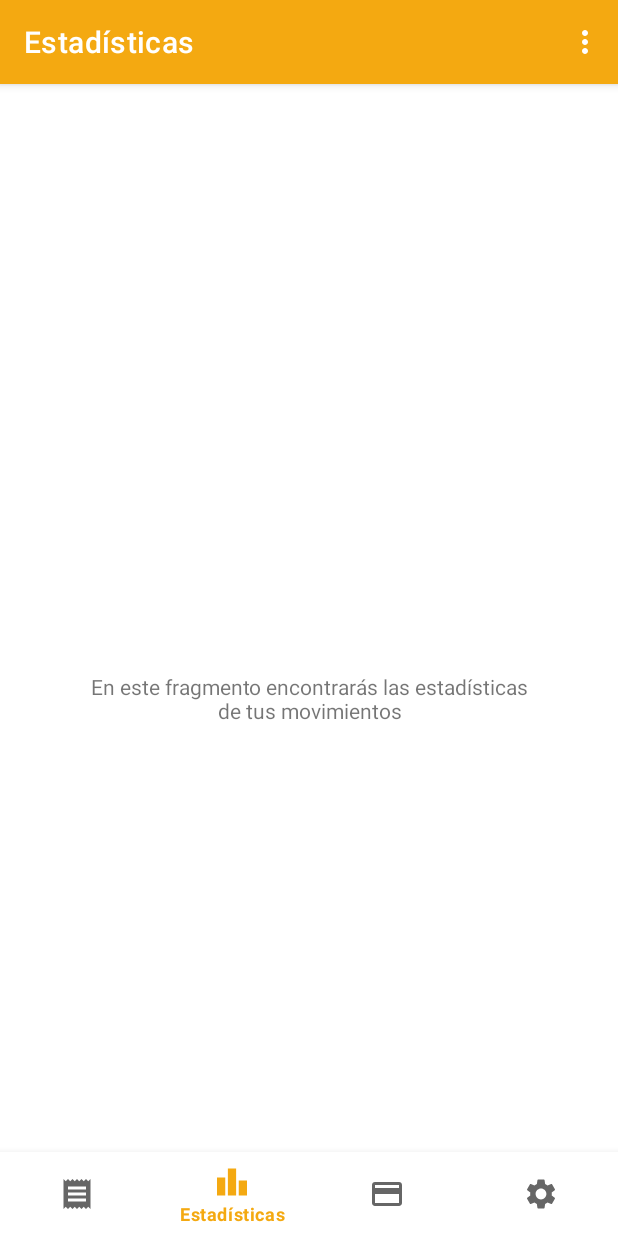
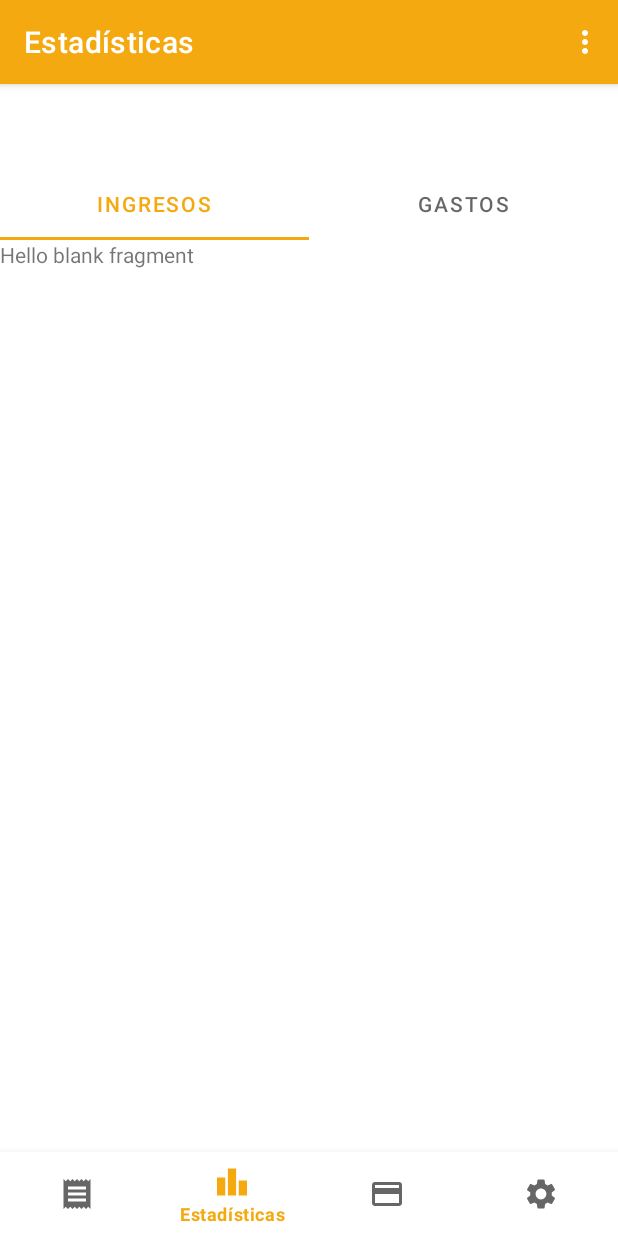
Before and after one commit to JuanRios66/My_Finances, an Android app: the estadisticas_fragment screen opened through its navigation route, on a phone screen of 412 x 824 dp. Run offline under Robolectric (Android 15) with nearby library versions, the phone set to English and light mode, and no system bars; our stand-ins replace navigation-ui.

Commit message:
Se implementaron los tabs en las secciones de registro y estadisticas

```diff
--- a/app/src/main/AndroidManifest.xml
+++ b/app/src/main/AndroidManifest.xml
@@ -9,8 +9,8 @@
         android:roundIcon="@mipmap/ic_launcher_round"
         android:supportsRtl="true"
         android:theme="@style/Theme.MyFinances">
-        <activity android:name=".RegisterActivity"/>
-        <activity android:name=".LoginActivity"/>
+        <activity android:name=".RegisterActivity" />
+        <activity android:name=".LoginActivity" />
         <activity android:name=".SplashActivity">
             <intent-filter>
                 <action android:name="android.intent.action.MAIN" />
@@ -18,7 +18,7 @@
                 <category android:name="android.intent.category.LAUNCHER" />
             </intent-filter>
         </activity>
-        <activity android:name=".MainActivity"/>
+        <activity android:name=".MainActivity" />
     </application>
 
 </manifest>
--- /dev/null
+++ b/app/src/main/java/com/juanrios66/myfinances/diario_fragment.kt
@@ -0,0 +1,21 @@
+package com.juanrios66.myfinances
+
+import android.os.Bundle
+import android.view.LayoutInflater
+import android.view.View
+import android.view.ViewGroup
+import androidx.fragment.app.Fragment
+import com.juanrios66.myfinances.databinding.FragmentDiarioBinding
+
+class diario_fragment : Fragment() {
+    private lateinit var diarioBinding: FragmentDiarioBinding
+
+    override fun onCreateView(
+        inflater: LayoutInflater,
+        container: ViewGroup?,
+        savedInstanceState: Bundle?
+    ): View? {
+        diarioBinding = FragmentDiarioBinding.inflate(inflater, container, false)
+        return diarioBinding.root
+    }
+}
--- a/app/src/main/java/com/juanrios66/myfinances/estadisticas_fragment.kt
+++ b/app/src/main/java/com/juanrios66/myfinances/estadisticas_fragment.kt
@@ -5,9 +5,13 @@ import android.view.LayoutInflater
 import android.view.View
 import android.view.ViewGroup
 import androidx.fragment.app.Fragment
+import androidx.viewpager.widget.ViewPager
+import com.google.android.material.tabs.TabLayout
 import com.juanrios66.myfinances.databinding.FragmentEstadisticasBinding
+import com.juanrios66.myfinances.ui.main.SectionsEstadisticasPagerAdapter
 
 class estadisticas_fragment : Fragment() {
+
     private lateinit var estadisticasBinding: FragmentEstadisticasBinding
 
     override fun onCreateView(
@@ -18,4 +22,14 @@ class estadisticas_fragment : Fragment() {
         estadisticasBinding = FragmentEstadisticasBinding.inflate(inflater, container, false)
         return estadisticasBinding.root
     }
+
+    override fun onViewCreated(view: View, savedInstanceState: Bundle?) {
+        val sectionsPagerAdapter = SectionsEstadisticasPagerAdapter(this, childFragmentManager)
+        val viewPager: ViewPager = view.findViewById(R.id.view_pager)
+        viewPager.adapter = sectionsPagerAdapter
+        val tabs: TabLayout = view.findViewById(R.id.tabs)
+        tabs.setupWithViewPager(viewPager)
+    }
+
+
 }
--- /dev/null
+++ b/app/src/main/java/com/juanrios66/myfinances/gastos_fragment.kt
@@ -0,0 +1,21 @@
+package com.juanrios66.myfinances
+
+import android.os.Bundle
+import android.view.LayoutInflater
+import android.view.View
+import android.view.ViewGroup
+import androidx.fragment.app.Fragment
+import com.juanrios66.myfinances.databinding.FragmentGastosBinding
+
+class gastos_fragment : Fragment() {
+    private lateinit var gastosBinding: FragmentGastosBinding
+
+    override fun onCreateView(
+        inflater: LayoutInflater,
+        container: ViewGroup?,
+        savedInstanceState: Bundle?
+    ): View? {
+        gastosBinding = FragmentGastosBinding.inflate(inflater, container, false)
+        return gastosBinding.root
+    }
+}
--- /dev/null
+++ b/app/src/main/java/com/juanrios66/myfinances/ingresos_fragment.kt
@@ -0,0 +1,21 @@
+package com.juanrios66.myfinances
+
+import android.os.Bundle
+import android.view.LayoutInflater
+import android.view.View
+import android.view.ViewGroup
+import androidx.fragment.app.Fragment
+import com.juanrios66.myfinances.databinding.FragmentIngresosBinding
+
+class ingresos_fragment : Fragment() {
+    private lateinit var ingresosBinding: FragmentIngresosBinding
+
+    override fun onCreateView(
+        inflater: LayoutInflater,
+        container: ViewGroup?,
+        savedInstanceState: Bundle?
+    ): View? {
+        ingresosBinding = FragmentIngresosBinding.inflate(inflater, container, false)
+        return ingresosBinding.root
+    }
+}
--- a/app/src/main/java/com/juanrios66/myfinances/registro_fragment.kt
+++ b/app/src/main/java/com/juanrios66/myfinances/registro_fragment.kt
@@ -5,9 +5,13 @@ import android.view.LayoutInflater
 import android.view.View
 import android.view.ViewGroup
 import androidx.fragment.app.Fragment
+import androidx.viewpager.widget.ViewPager
+import com.google.android.material.tabs.TabLayout
 import com.juanrios66.myfinances.databinding.FragmentRegistroBinding
+import com.juanrios66.myfinances.ui.main.SectionsRegistroPagerAdapter
 
 class registro_fragment : Fragment() {
+
     private lateinit var registroBinding: FragmentRegistroBinding
 
     override fun onCreateView(
@@ -18,4 +22,12 @@ class registro_fragment : Fragment() {
         registroBinding = FragmentRegistroBinding.inflate(inflater, container, false)
         return registroBinding.root
     }
+
+    override fun onViewCreated(view: View, savedInstanceState: Bundle?) {
+        val sectionsPagerAdapter = SectionsRegistroPagerAdapter(this, childFragmentManager)
+        val viewPager: ViewPager = view.findViewById(R.id.view_pager)
+        viewPager.adapter = sectionsPagerAdapter
+        val tabs: TabLayout = view.findViewById(R.id.tabs)
+        tabs.setupWithViewPager(viewPager)
+    }
 }
--- /dev/null
+++ b/app/src/main/java/com/juanrios66/myfinances/semanal_fragment.kt
@@ -0,0 +1,21 @@
+package com.juanrios66.myfinances
+
+import android.os.Bundle
+import android.view.LayoutInflater
+import android.view.View
+import android.view.ViewGroup
+import androidx.fragment.app.Fragment
+import com.juanrios66.myfinances.databinding.FragmentSemanalBinding
+
+class semanal_fragment : Fragment() {
+    private lateinit var semanalBinding: FragmentSemanalBinding
+
+    override fun onCreateView(
+        inflater: LayoutInflater,
+        container: ViewGroup?,
+        savedInstanceState: Bundle?
+    ): View? {
+        semanalBinding = FragmentSemanalBinding.inflate(inflater, container, false)
+        return semanalBinding.root
+    }
+}
--- /dev/null
+++ b/app/src/main/java/com/juanrios66/myfinances/ui/main/SectionsEstadisticasPagerAdapter.kt
@@ -0,0 +1,42 @@
+package com.juanrios66.myfinances.ui.main
+
+import androidx.fragment.app.Fragment
+import androidx.fragment.app.FragmentManager
+import androidx.fragment.app.FragmentPagerAdapter
+import androidx.fragment.app.FragmentStatePagerAdapter
+import com.juanrios66.myfinances.R
+import com.juanrios66.myfinances.estadisticas_fragment
+import com.juanrios66.myfinances.gastos_fragment
+import com.juanrios66.myfinances.ingresos_fragment
+
+private val TAB_TITLES = arrayOf(
+    R.string.ingresos,
+    R.string.gastos
+)
+
+/**
+ * A [FragmentPagerAdapter] that returns a fragment corresponding to
+ * one of the sections/tabs/pages.
+ */
+class SectionsEstadisticasPagerAdapter(
+    private val context: estadisticas_fragment,
+    fm: FragmentManager
+) :
+    FragmentStatePagerAdapter(fm) {
+
+    override fun getItem(position: Int): Fragment {
+        when (position) {
+            0 -> return ingresos_fragment()
+            else -> return gastos_fragment()
+        }
+    }
+
+    override fun getPageTitle(position: Int): CharSequence? {
+        return context.resources.getString(TAB_TITLES[position])
+    }
+
+    override fun getCount(): Int {
+        // Show 2 total pages.
+        return 2
+    }
+}
--- a/app/src/main/java/com/juanrios66/myfinances/ui/main/SectionsPagerAdapter.kt
+++ b/app/src/main/java/com/juanrios66/myfinances/ui/main/SectionsRegistroPagerAdapter.kt
@@ -1,31 +1,29 @@
 package com.juanrios66.myfinances.ui.main
 
-import android.content.Context
 import androidx.fragment.app.Fragment
 import androidx.fragment.app.FragmentManager
 import androidx.fragment.app.FragmentPagerAdapter
+import androidx.fragment.app.FragmentStatePagerAdapter
 import com.juanrios66.myfinances.*
 
 private val TAB_TITLES = arrayOf(
-    R.string.registro,
-    R.string.estad_sticas,
-    R.string.bienes,
-    R.string.ajustes
+    R.string.diario,
+    R.string.semanal,
+    R.string.mensual
 )
 
 /**
  * A [FragmentPagerAdapter] that returns a fragment corresponding to
  * one of the sections/tabs/pages.
  */
-class SectionsPagerAdapter(private val context: Context, fm: FragmentManager) :
-    FragmentPagerAdapter(fm) {
+class SectionsRegistroPagerAdapter(private val context: registro_fragment, fm: FragmentManager) :
+    FragmentStatePagerAdapter(fm) {
 
     override fun getItem(position: Int): Fragment {
         when (position) {
-            0 -> return registro_fragment()
-            1 -> return estadisticas_fragment()
-            2 -> return bienes_fragment()
-            else -> return ajustes_fragment()
+            0 -> return diario_fragment()
+            1 -> return semanal_fragment()
+            else -> return mensual_fragment()
         }
     }
 
@@ -34,7 +32,6 @@ class SectionsPagerAdapter(private val context: Context, fm: FragmentManager) :
     }
 
     override fun getCount(): Int {
-        // Show 4 total pages.
-        return 4
+        return 3
     }
 }
--- a/app/src/main/res/layout/fragment_estadisticas.xml
+++ b/app/src/main/res/layout/fragment_estadisticas.xml
@@ -2,21 +2,28 @@
 <androidx.constraintlayout.widget.ConstraintLayout xmlns:android="http://schemas.android.com/apk/res/android"
     xmlns:app="http://schemas.android.com/apk/res-auto"
     xmlns:tools="http://schemas.android.com/tools"
-    android:id="@+id/frameLayout2"
+    android:id="@+id/frameLayout"
     android:layout_width="match_parent"
     android:layout_height="match_parent"
     tools:context=".estadisticas_fragment">
 
-    <!-- TODO: Update blank fragment layout -->
-    <TextView
-        android:id="@+id/textView3"
-        android:layout_width="300dp"
-        android:layout_height="40dp"
-        android:textAlignment="center"
-        android:text="@string/label_estadisticas"
-        app:layout_constraintBottom_toBottomOf="parent"
+    <com.google.android.material.tabs.TabLayout
+        android:id="@+id/tabs"
+        android:layout_width="match_parent"
+        android:layout_height="wrap_content"
+        app:layout_constraintBottom_toTopOf="@+id/view_pager"
         app:layout_constraintEnd_toEndOf="parent"
         app:layout_constraintStart_toStartOf="parent"
         app:layout_constraintTop_toTopOf="parent" />
 
+    <androidx.viewpager.widget.ViewPager
+        android:id="@+id/view_pager"
+        android:layout_width="0dp"
+        android:layout_height="0dp"
+        app:layout_behavior="@string/appbar_scrolling_view_behavior"
+        app:layout_constraintBottom_toBottomOf="parent"
+        app:layout_constraintEnd_toEndOf="parent"
+        app:layout_constraintStart_toStartOf="parent"
+        app:layout_constraintTop_toBottomOf="@+id/tabs" />
+
 </androidx.constraintlayout.widget.ConstraintLayout>
--- /dev/null
+++ b/app/src/main/res/layout/fragment_ingresos.xml
@@ -0,0 +1,14 @@
+<?xml version="1.0" encoding="utf-8"?>
+<FrameLayout xmlns:android="http://schemas.android.com/apk/res/android"
+    xmlns:tools="http://schemas.android.com/tools"
+    android:layout_width="match_parent"
+    android:layout_height="match_parent"
+    tools:context=".ingresos_fragment">
+
+    <!-- TODO: Update blank fragment layout -->
+    <TextView
+        android:layout_width="match_parent"
+        android:layout_height="match_parent"
+        android:text="@string/hello_blank_fragment" />
+
+</FrameLayout>
--- a/app/src/main/res/values/strings.xml
+++ b/app/src/main/res/values/strings.xml
@@ -26,6 +26,11 @@
     <string name="estad_sticas">Estadísticas</string>
     <string name="bienes">Bienes</string>
     <string name="ajustes">Ajustes</string>
+    <string name="ingresos">Ingresos</string>
+    <string name="gastos">Gastos</string>
+    <string name="diario">Diario</string>
+    <string name="semanal">Semanal</string>
+    <string name="mensual">Mensual</string>
     <!-- TODO: Remove or change this placeholder text -->
     <string name="hello_blank_fragment">Hello blank fragment</string>
     <string name="label_registro">En este fragmento registrarás el diario de tus gastos e ingresos</string>
```
Also changed, not shown: app/src/main/java/com/juanrios66/myfinances/mensual_fragment.kt (added, +21 -0 lines), app/src/main/res/layout/fragment_diario.xml (added, +14 -0 lines), app/src/main/res/layout/fragment_gastos.xml (added, +14 -0 lines), app/src/main/res/layout/fragment_mensual.xml (added, +14 -0 lines), app/src/main/res/layout/fragment_registro.xml (+15 -8 lines), app/src/main/res/layout/fragment_semanal.xml (added, +14 -0 lines), app/src/main/res/values/themes.xml (+10 -0 lines).
